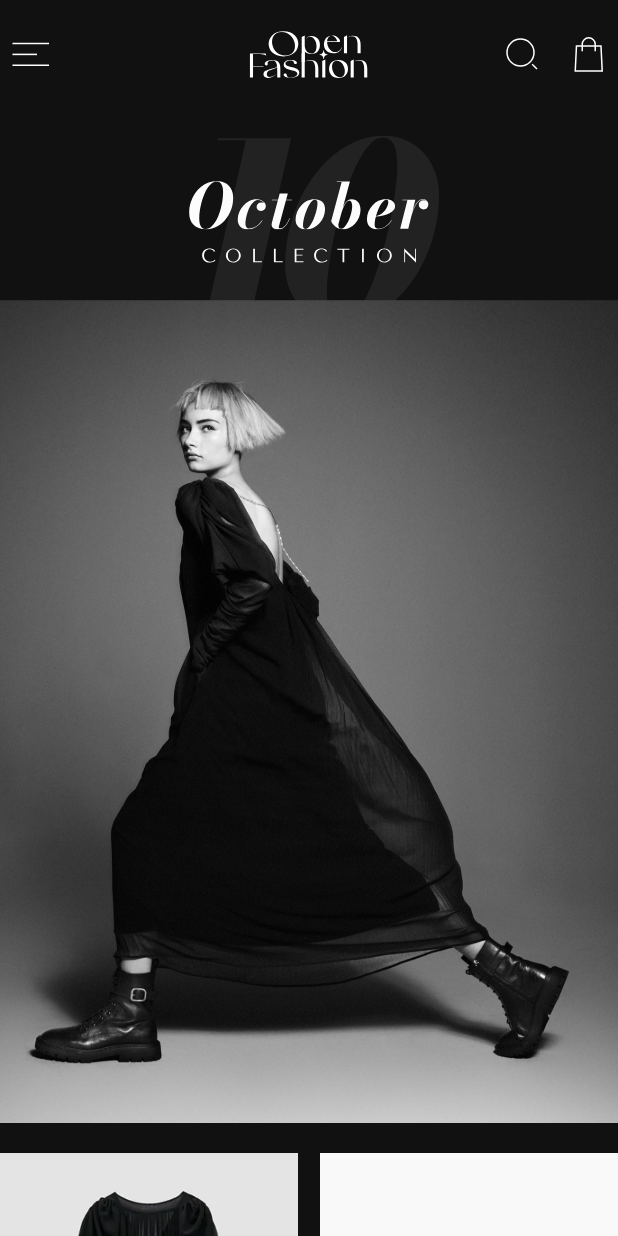
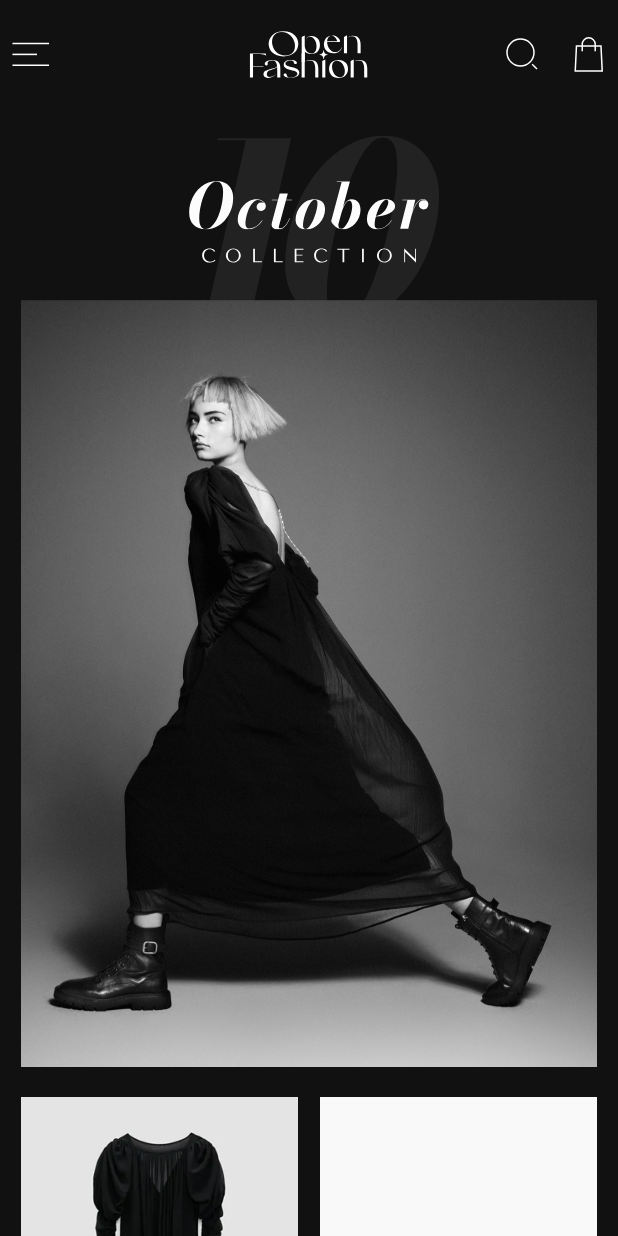
Before and after one commit to Mansourx83/open_fashion, a Flutter app: the screen it shows after launch, on a phone screen of 412 x 824 dp. Run offline on Flutter 3.47's test engine with Material 3 defaults, Android fonts, the phone set to English and light mode, and no system bars; our stand-ins replace flutter_svg, gap.

Commit message:
create you may like section

```diff
--- a/lib/Components/custom_appbar.dart
+++ b/lib/Components/custom_appbar.dart
@@ -4,14 +4,14 @@ import 'package:gap/gap.dart';
 import 'package:open_fashion/core/colors.dart';
 
 class CustomAppbar extends StatelessWidget implements PreferredSizeWidget {
-  const CustomAppbar({super.key, this.isBlack});
-  final isBlack;
+  const CustomAppbar({super.key, required this.isBlack});
+  final bool isBlack;
   @override
   Size get preferredSize => const Size.fromHeight(80);
 
   @override
   Widget build(BuildContext context) {
-    bool isBlacks = isBlack;
+
     return Padding(
       padding: const EdgeInsets.all(8.0),
       child: AppBar(
--- a/lib/Components/custom_text.dart
+++ b/lib/Components/custom_text.dart
@@ -24,7 +24,6 @@ class CustomText extends StatelessWidget {
         color: color,
         fontWeight: fontWeight,
         fontFamily: "TenorSans",
-
       ),
     );
   }
--- a/lib/Models/product_model.dart
+++ b/lib/Models/product_model.dart
@@ -20,7 +20,7 @@ class ProductModel {
           "An elegant women's abaya suitable for any occasion. This abaya is made with soft, breathable fabric that provides comfort while maintaining a sophisticated look. Perfect for formal gatherings or casual wear, offering both style and modesty.",
     ),
     ProductModel(
-      name: "Gold Ring from Lazurde",
+      name: "Gold Ring ",
       image: "assets/product/product4.png",
       price: 249.99,
       description:
@@ -41,7 +41,7 @@ class ProductModel {
           "Elegant and practical black boots for daily wear. Made from high-quality leather, these boots offer both durability and comfort. They feature a timeless design that works well with both casual and semi-formal attire, making them an essential part of any wardrobe.",
     ),
     ProductModel(
-      name: "Diamond Ring from Lazurde",
+      name: "Diamond Ring ",
       image: "assets/product/product5.png",
       price: 799.99,
       description:
--- a/lib/Screens/home.dart
+++ b/lib/Screens/home.dart
@@ -44,13 +44,15 @@ class _HomeState extends State<Home> {
 
           SingleChildScrollView(
             physics: BouncingScrollPhysics(),
+            child: Padding(
+              padding: const EdgeInsets.symmetric(horizontal: 14),
               child: Column(
                 children: [
                   Gap(120),
                   Image.asset('assets/cover/cover1.png'),
                   Gap(20),
-
                   GridView.builder(
+                    padding: EdgeInsets.all(0),
                     shrinkWrap: true,
                     physics: NeverScrollableScrollPhysics(),
                     itemCount: ProductModel.products.length,
@@ -68,13 +70,31 @@ class _HomeState extends State<Home> {
                           Image.asset(item.image),
                           Gap(10),
                           CustomText(text: item.name),
-                        CustomText(text: item.description, size: 12),
-                        CustomText(text: item.price.toString()),
+                          CustomText(
+                            text: item.description,
+                            size: 12,
+                            color: Colors.grey,
+                          ),
+                          CustomText(
+                            text: "\$ ${item.price.toString()}",
+                            color: const Color.fromARGB(189, 239, 154, 154),
+                          ),
                         ],
                       );
                     },
                   ),
+
+                  CustomText(
+                    text: 'You may also like'.toUpperCase(),
+                    fontWeight: FontWeight.bold,
+                    size: 24,
+                  ),
+                  Image.asset('assets/svgs/line.png', width: 200),
+                  Gap(20),
+
+                  Gap(200),
                 ],
+              ),
             ),
           ),
         ],
```
Lines whose indentation alone changed are shown as unchanged.
